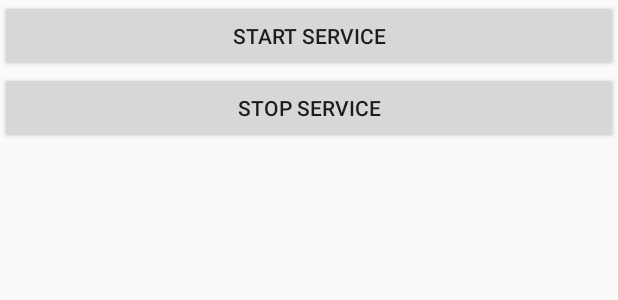
After one commit to Jason-Pearson/JasonPearson_COMP304Lab7_Ex1, an Android app: the layout activity_services.xml on its own in the app's theme, with its tools: preview values and no code run, on a phone screen of 412 x 824 dp. The commit adds this screen. Shown: the top 300 px of the screen. Run offline under Robolectric (Android 15) with nearby library versions, the phone set to English and light mode, and no system bars.

Commit message:
Add SimpleService/Activity - changed Activity Launch Default in Manifest

```diff
--- a/app/build.gradle
+++ b/app/build.gradle
@@ -17,10 +17,13 @@ android {
             proguardFiles getDefaultProguardFile('proguard-android.txt'), 'proguard-rules.pro'
         }
     }
+
+
 }
 
 dependencies {
     compile fileTree(dir: 'libs', include: ['*.jar'])
     testCompile 'junit:junit:4.12'
     compile 'com.android.support:appcompat-v7:24.2.1'
+    compile 'com.android.support:design:24.2.1'
 }
--- /dev/null
+++ b/app/src/main/res/layout/activity_services.xml
@@ -0,0 +1,19 @@
+<?xml version="1.0" encoding="utf-8"?>
+<LinearLayout xmlns:android="http://schemas.android.com/apk/res/android"
+    android:layout_width="fill_parent"
+    android:layout_height="fill_parent"
+    android:orientation="vertical" >
+
+    <Button android:id="@+id/btnStartService"
+        android:layout_width="fill_parent"
+        android:layout_height="wrap_content"
+        android:text="Start Service"
+        android:onClick="startService"/>
+
+    <Button android:id="@+id/btnStopService"
+        android:layout_width="fill_parent"
+        android:layout_height="wrap_content"
+        android:text="Stop Service"
+        android:onClick="stopService" />
+
+</LinearLayout>
--- /dev/null
+++ b/app/src/main/res/values-v21/styles.xml
@@ -0,0 +1,9 @@
+<resources>
+
+    <style name="AppTheme.NoActionBar">
+        <item name="windowActionBar">false</item>
+        <item name="windowNoTitle">true</item>
+        <item name="android:windowDrawsSystemBarBackgrounds">true</item>
+        <item name="android:statusBarColor">@android:color/transparent</item>
+    </style>
+</resources>
--- a/app/src/main/res/values/dimens.xml
+++ b/app/src/main/res/values/dimens.xml
@@ -2,4 +2,5 @@
     <!-- Default screen margins, per the Android Design guidelines. -->
     <dimen name="activity_horizontal_margin">16dp</dimen>
     <dimen name="activity_vertical_margin">16dp</dimen>
+    <dimen name="fab_margin">16dp</dimen>
 </resources>
--- a/app/src/main/res/values/strings.xml
+++ b/app/src/main/res/values/strings.xml
@@ -1,3 +1,4 @@
 <resources>
     <string name="app_name">JasonPearson_COMP304Lab7_Ex1</string>
+    <string name="title_activity_services">ServicesActivity</string>
 </resources>
--- a/app/src/main/res/values/styles.xml
+++ b/app/src/main/res/values/styles.xml
@@ -8,4 +8,13 @@
         <item name="colorAccent">@color/colorAccent</item>
     </style>
 
+    <style name="AppTheme.NoActionBar">
+        <item name="windowActionBar">false</item>
+        <item name="windowNoTitle">true</item>
+    </style>
+
+    <style name="AppTheme.AppBarOverlay" parent="ThemeOverlay.AppCompat.Dark.ActionBar" />
+
+    <style name="AppTheme.PopupOverlay" parent="ThemeOverlay.AppCompat.Light" />
+
 </resources>
```
Also changed, not shown: app/src/main/AndroidManifest.xml (+10 -1 lines), app/src/main/java/com/example/jason/jasonpearson_comp304lab7_ex1/MainActivity.java (deleted, +0 -13 lines), app/src/main/java/com/example/jason/jasonpearson_comp304lab7_ex1/MySimpleService.java (added, +28 -0 lines), app/src/main/java/com/example/jason/jasonpearson_comp304lab7_ex1/ServicesActivity.java (added, +38 -0 lines), app/src/main/res/layout/content_services.xml (renamed from app/src/main/res/layout/activity_main.xml, +4 -5 lines).
